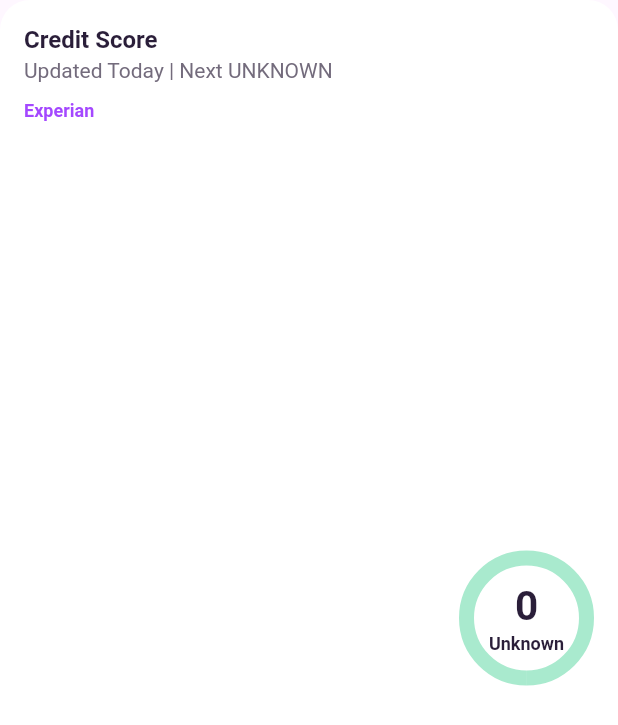
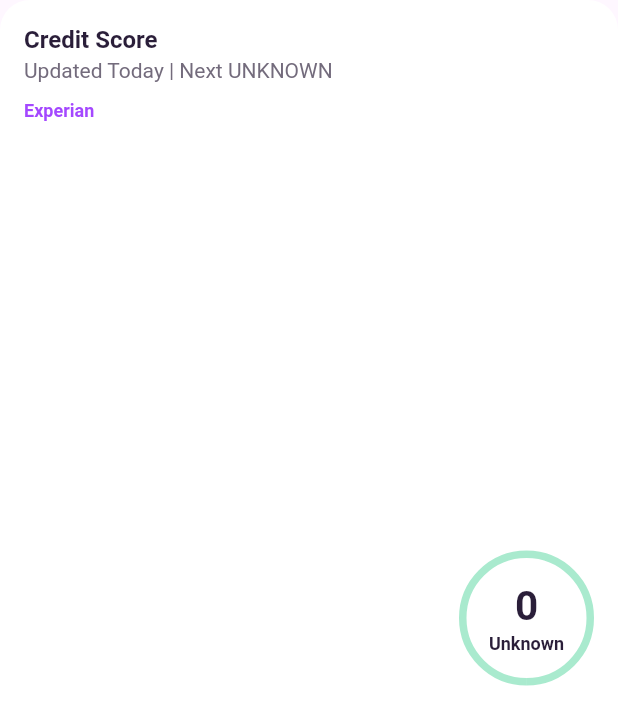
Before and after one commit to jlalvarez18/ava_light, a Flutter app: the CreditScoreHeader widget shown alone on an empty page, opened directly with empty values, on a phone screen of 412 x 824 dp. Shown: the top 725 px of the screen. Run offline on Flutter 3.47's test engine with Material 3 defaults, Android fonts, the light colour scheme and no system bars; drawn by our look-alikes of dashed_circular_progress_bar; our stand-ins replace after_layout, auto_size_text, fl_chart, flutter_riverpod, riverpod_annotation, visibility_detector; missing offline and left inert: money2; generated files the repository leaves out were written again.

```diff
--- a/lib/core/theme/colors.dart
+++ b/lib/core/theme/colors.dart
@@ -6,6 +6,10 @@ final class AvaColors {
   static final Color cardColor = Color.fromRGBO(255, 255, 255, 1.0);
   static final Color cardBorderColor = Color.fromRGBO(0, 0, 0, 0.15);
 
+  static final Color darkRed = Color.fromRGBO(221, 19, 56, 1);
+  static final Color orange = Color.fromRGBO(255, 126, 23, 1);
+  static final Color yellow = Color.fromRGBO(255, 223, 128, 1);
+  static final Color darkYellow = Color.fromRGBO(255, 198, 26, 1);
   static final Color darkGreen = Color.fromRGBO(0, 57, 40, 1);
   static final Color lightGreen = Color.fromRGBO(169, 234, 206, 1);
   static final Color green = Color.fromRGBO(72, 163, 136, 1);
--- /dev/null
+++ b/lib/core/widgets/circular_progress_widget.dart
@@ -0,0 +1,63 @@
+import 'package:dashed_circular_progress_bar/dashed_circular_progress_bar.dart';
+import 'package:flutter/material.dart';
+
+class CircularProgressWidget extends StatelessWidget {
+  const CircularProgressWidget({
+    super.key,
+    required this.progressValue,
+    required this.maxValue,
+    required this.title,
+    this.subtitle,
+  });
+
+  final double progressValue;
+  final double maxValue;
+  final String title;
+  final String? subtitle;
+
+  @override
+  Widget build(BuildContext context) {
+    final textTheme = Theme.of(context).textTheme;
+
+    final scoreStyle = textTheme.titleLarge?.copyWith(
+      fontWeight: FontWeight.w600,
+      fontSize: 27,
+      color: Color.fromRGBO(42, 30, 57, 1),
+    );
+
+    final ratingStyle = textTheme.titleLarge?.copyWith(
+      fontWeight: FontWeight.w600,
+      fontSize: 12,
+      color: Color.fromRGBO(42, 30, 57, 1),
+    );
+
+    final subtitle = this.subtitle;
+
+    return SizedBox(
+      height: 90,
+      child: DashedCircularProgressBar.aspectRatio(
+        aspectRatio: 1.0,
+        startAngle: 180,
+        corners: StrokeCap.butt,
+        animation: true,
+        progress: progressValue,
+        maxProgress: maxValue,
+        foregroundStrokeWidth: 5,
+        backgroundStrokeWidth: 5,
+        foregroundColor: Color.fromRGBO(72, 163, 136, 1),
+        backgroundColor: Color.fromRGBO(169, 234, 206, 1),
+        child: Center(
+          child: Center(
+            child: Column(
+              mainAxisAlignment: MainAxisAlignment.center,
+              children: [
+                Text(title, style: scoreStyle),
+                if (subtitle != null) Text(subtitle, style: ratingStyle),
+              ],
+            ),
+          ),
+        ),
+      ),
+    );
+  }
+}
--- a/lib/credit_score/widgets/credit_score_header.dart
+++ b/lib/credit_score/widgets/credit_score_header.dart
@@ -1,7 +1,7 @@
 import 'package:ava_light/core/theme/colors.dart';
 import 'package:ava_light/core/ui/spaced_column.dart';
+import 'package:ava_light/core/widgets/circular_progress_widget.dart';
 import 'package:ava_light/credit_score/models/credit_score.dart';
-import 'package:dashed_circular_progress_bar/dashed_circular_progress_bar.dart';
 import 'package:flutter/material.dart';
 
 class CreditScoreHeader extends StatelessWidget {
@@ -58,60 +58,15 @@ class CreditScoreHeader extends StatelessWidget {
                 Text(report.agency.string, style: agencyStyle),
               ],
             ),
-            _CreditScoreWidget(report: report),
+            CircularProgressWidget(
+              progressValue: report.score.toDouble(),
+              title: report.score.toString(),
+              subtitle: report.rating.string,
+              maxValue: kMaxScoreRating.toDouble(),
+            ),
           ],
         ),
       ),
     );
   }
 }
-
-class _CreditScoreWidget extends StatelessWidget {
-  const _CreditScoreWidget({super.key, required this.report});
-
-  final CreditReport report;
-
-  @override
-  Widget build(BuildContext context) {
-    final textTheme = Theme.of(context).textTheme;
-
-    final scoreStyle = textTheme.titleLarge?.copyWith(
-      fontWeight: FontWeight.w600,
-      fontSize: 27,
-      color: Color.fromRGBO(42, 30, 57, 1),
-    );
-
-    final ratingStyle = textTheme.titleLarge?.copyWith(
-      fontWeight: FontWeight.w600,
-      fontSize: 12,
-      color: Color.fromRGBO(42, 30, 57, 1),
-    );
-
-    return SizedBox(
-      height: 90,
-      child: DashedCircularProgressBar.aspectRatio(
-        aspectRatio: 1.0,
-        startAngle: 180,
-        corners: StrokeCap.butt,
-        animation: true,
-        progress: report.score.toDouble(),
-        maxProgress: kMaxScoreRating.toDouble(),
-        foregroundStrokeWidth: 10,
-        backgroundStrokeWidth: 10,
-        foregroundColor: Color.fromRGBO(72, 163, 136, 1),
-        backgroundColor: Color.fromRGBO(169, 234, 206, 1),
-        child: Center(
-          child: Center(
-            child: Column(
-              mainAxisAlignment: MainAxisAlignment.center,
-              children: [
-                Text(report.score.toString(), style: scoreStyle),
-                Text(report.rating.string, style: ratingStyle),
-              ],
-            ),
-          ),
-        ),
-      ),
-    );
-  }
-}
--- a/pubspec.yaml
+++ b/pubspec.yaml
@@ -8,6 +8,7 @@ environment:
 
 dependencies:
   after_layout: ^1.2.0
+  auto_size_text: ^3.0.0
   dashed_circular_progress_bar: ^0.0.6
   fl_chart: ^0.68.0
   flutter:
```
Also changed, not shown: lib/accounts/providers/accounts_provider.dart (+12 -0 lines), lib/home.dart (+7 -0 lines), lib/utilization/credit_utilization_home_widget.dart (added, +124 -0 lines), lib/utilization/models/credit_utilization_report.dart (added, +69 -0 lines), lib/accounts/providers/accounts_provider.g.dart, pubspec.lock.
